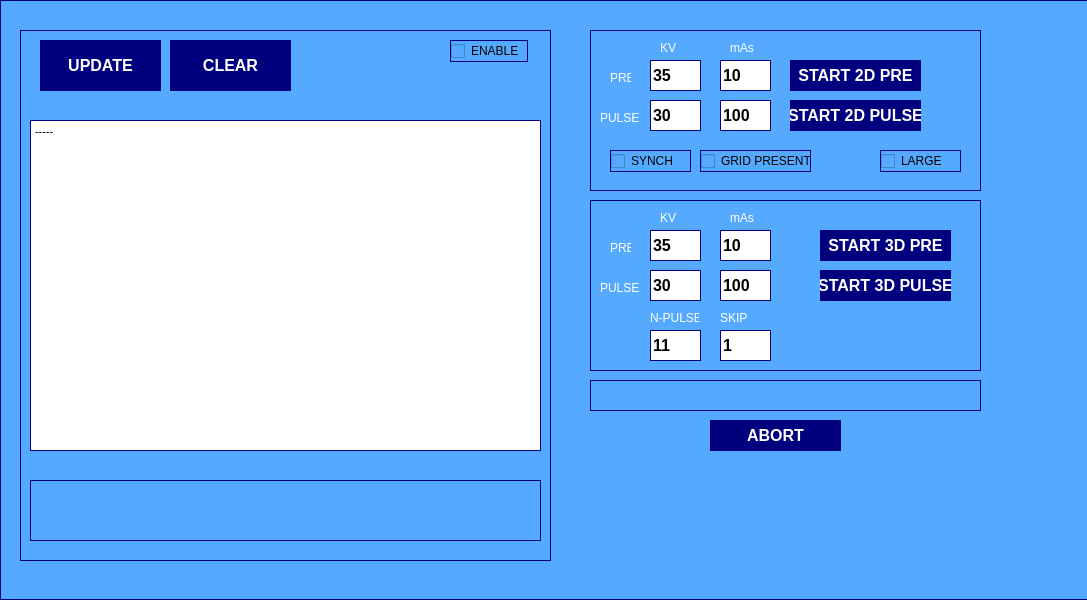
The window that GENERATOR/SOURCE/WINDOW/startupWindow.ui (marcorispoli/MCPU_Z190_VECCHIO) describes before a commit, drawn with Qt 5.
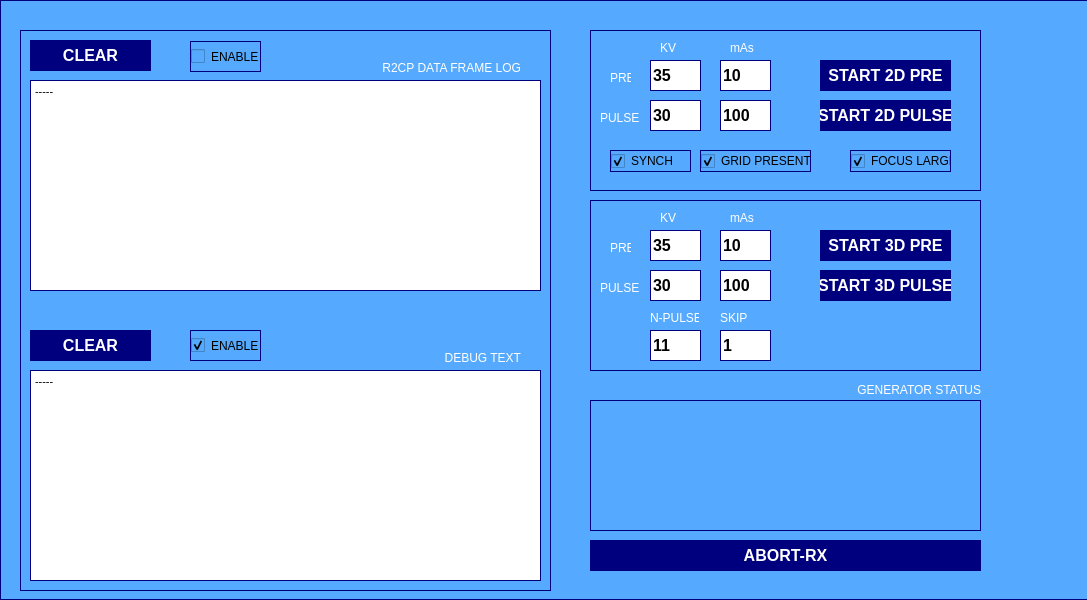
The same window after the commit.

Commit message: Aggiunta attivazione Windows da riga di comando (-dbg) Aggiunto pannelli per la stampa del debug.

```diff
--- a/GENERATOR/SOURCE/WINDOW/startupWindow.ui
+++ b/GENERATOR/SOURCE/WINDOW/startupWindow.ui
@@ -50,7 +50,7 @@
       <x>20</x>
       <y>30</y>
       <width>531</width>
-      <height>531</height>
+      <height>561</height>
      </rect>
     </property>
     <property name="styleSheet">
@@ -66,13 +66,13 @@
     <property name="frameShadow">
      <enum>QFrame::Raised</enum>
     </property>
-    <widget class="QPlainTextEdit" name="debugText">
+    <widget class="QPlainTextEdit" name="r2cpText">
      <property name="geometry">
       <rect>
        <x>10</x>
-       <y>90</y>
+       <y>50</y>
        <width>511</width>
-       <height>331</height>
+       <height>211</height>
       </rect>
      </property>
      <property name="font">
@@ -90,38 +90,13 @@
 </string>
      </property>
     </widget>
-    <widget class="QPushButton" name="logUpdateButtonButton">
-     <property name="geometry">
-      <rect>
-       <x>20</x>
-       <y>10</y>
-       <width>121</width>
-       <height>51</height>
-      </rect>
-     </property>
-     <property name="font">
-      <font>
-       <pointsize>12</pointsize>
-       <bold>true</bold>
-      </font>
-     </property>
-     <property name="styleSheet">
-      <string notr="true">background-color: rgb(0, 0, 127);
-color: rgb(255, 255, 255);
-border-width: 0px;
-</string>
-     </property>
-     <property name="text">
-      <string>UPDATE</string>
-     </property>
-    </widget>
     <widget class="QPushButton" name="logClearButton">
      <property name="geometry">
       <rect>
-       <x>150</x>
+       <x>10</x>
        <y>10</y>
        <width>121</width>
-       <height>51</height>
+       <height>31</height>
       </rect>
      </property>
      <property name="font">
@@ -143,27 +118,123 @@
     <widget class="QCheckBox" name="logEnableCheck">
      <property name="geometry">
       <rect>
-       <x>430</x>
-       <y>10</y>
-       <width>78</width>
-       <height>22</height>
+       <x>170</x>
+       <y>11</y>
+       <width>71</width>
+       <height>31</height>
       </rect>
      </property>
      <property name="text">
       <string>ENABLE</string>
      </property>
     </widget>
-    <widget class="QLabel" name="sysMessages">
+    <widget class="QPlainTextEdit" name="debugText">
      <property name="geometry">
       <rect>
        <x>10</x>
-       <y>450</y>
+       <y>340</y>
        <width>511</width>
-       <height>61</height>
+       <height>211</height>
       </rect>
      </property>
+     <property name="font">
+      <font>
+       <pointsize>8</pointsize>
+      </font>
+     </property>
+     <property name="styleSheet">
+      <string notr="true">background-color: rgb(255, 255, 255);
+color: rgb(0, 0, 0);
+</string>
+     </property>
+     <property name="plainText">
+      <string>-----
+</string>
+     </property>
+    </widget>
+    <widget class="QLabel" name="label_15">
+     <property name="geometry">
+      <rect>
+       <x>270</x>
+       <y>30</y>
+       <width>231</width>
+       <height>16</height>
+      </rect>
+     </property>
+     <property name="styleSheet">
+      <string notr="true">
+color: rgb(255, 255, 255);
+border-width: 0px;
+</string>
+     </property>
      <property name="text">
-      <string/>
+      <string>R2CP DATA FRAME LOG</string>
+     </property>
+     <property name="alignment">
+      <set>Qt::AlignRight|Qt::AlignTrailing|Qt::AlignVCenter</set>
+     </property>
+    </widget>
+    <widget class="QPushButton" name="debugClearButton">
+     <property name="geometry">
+      <rect>
+       <x>10</x>
+       <y>300</y>
+       <width>121</width>
+       <height>31</height>
+      </rect>
+     </property>
+     <property name="font">
+      <font>
+       <pointsize>12</pointsize>
+       <bold>true</bold>
+      </font>
+     </property>
+     <property name="styleSheet">
+      <string notr="true">background-color: rgb(0, 0, 127);
+color: rgb(255, 255, 255);
+border-width: 0px;
+</string>
+     </property>
+     <property name="text">
+      <string>CLEAR</string>
+     </property>
+    </widget>
+    <widget class="QLabel" name="label_16">
+     <property name="geometry">
+      <rect>
+       <x>270</x>
+       <y>320</y>
+       <width>231</width>
+       <height>16</height>
+      </rect>
+     </property>
+     <property name="styleSheet">
+      <string notr="true">
+color: rgb(255, 255, 255);
+border-width: 0px;
+</string>
+     </property>
+     <property name="text">
+      <string>DEBUG TEXT</string>
+     </property>
+     <property name="alignment">
+      <set>Qt::AlignRight|Qt::AlignTrailing|Qt::AlignVCenter</set>
+     </property>
+    </widget>
+    <widget class="QCheckBox" name="debugEnable">
+     <property name="geometry">
+      <rect>
+       <x>170</x>
+       <y>300</y>
+       <width>71</width>
+       <height>31</height>
+      </rect>
+     </property>
+     <property name="text">
+      <string>ENABLE</string>
+     </property>
+     <property name="checked">
+      <bool>true</bool>
      </property>
     </widget>
    </widget>
@@ -357,7 +428,7 @@
     <widget class="QPushButton" name="startPre">
      <property name="geometry">
       <rect>
-       <x>200</x>
+       <x>230</x>
        <y>30</y>
        <width>131</width>
        <height>31</height>
@@ -382,7 +453,7 @@
     <widget class="QPushButton" name="startPulse">
      <property name="geometry">
       <rect>
-       <x>200</x>
+       <x>230</x>
        <y>70</y>
        <width>131</width>
        <height>31</height>
@@ -417,7 +488,7 @@
       <string>GRID PRESENT</string>
      </property>
      <property name="checked">
-      <bool>false</bool>
+      <bool>true</bool>
      </property>
     </widget>
     <widget class="QCheckBox" name="detectorEna">
@@ -432,59 +503,27 @@
      <property name="text">
       <string>SYNCH</string>
      </property>
+     <property name="checked">
+      <bool>true</bool>
+     </property>
     </widget>
     <widget class="QCheckBox" name="largeFocus">
      <property name="geometry">
       <rect>
-       <x>290</x>
+       <x>260</x>
        <y>120</y>
-       <width>81</width>
+       <width>101</width>
        <height>22</height>
       </rect>
      </property>
      <property name="text">
-      <string>LARGE</string>
+      <string>FOCUS LARGE</string>
+     </property>
+     <property name="checked">
+      <bool>true</bool>
      </property>
     </widget>
    </widget>
-   <widget class="QPushButton" name="abortRx">
-    <property name="geometry">
-     <rect>
-      <x>710</x>
-      <y>420</y>
-      <width>131</width>
-      <height>31</height>
-     </rect>
-    </property>
-    <property name="font">
-     <font>
-      <pointsize>12</pointsize>
-      <bold>true</bold>
-     </font>
-    </property>
-    <property name="styleSheet">
-     <string notr="true">background-color: rgb(0, 0, 127);
-color: rgb(255, 255, 255);
-border-width: 0px;
-</string>
-    </property>
-    <property name="text">
-     <string>ABORT</string>
-    </property>
-   </widget>
-   <widget class="QLabel" name="rxMessage">
-    <property name="geometry">
-     <rect>
-      <x>590</x>
-      <y>380</y>
-      <width>391</width>
-      <height>31</height>
-     </rect>
-    </property>
-    <property name="text">
-     <string/>
-    </property>
-   </widget>
    <widget class="QFrame" name="frame_3">
     <property name="geometry">
      <rect>
@@ -809,6 +848,66 @@
      </property>
     </widget>
    </widget>
+   <widget class="QLabel" name="status">
+    <property name="geometry">
+     <rect>
+      <x>590</x>
+      <y>400</y>
+      <width>391</width>
+      <height>131</height>
+     </rect>
+    </property>
+    <property name="text">
+     <string/>
+    </property>
+   </widget>
+   <widget class="QLabel" name="label_17">
+    <property name="geometry">
+     <rect>
+      <x>840</x>
+      <y>380</y>
+      <width>141</width>
+      <height>20</height>
+     </rect>
+    </property>
+    <property name="styleSheet">
+     <string notr="true">
+color: rgb(255, 255, 255);
+border-width: 0px;
+</string>
+    </property>
+    <property name="text">
+     <string>GENERATOR STATUS</string>
+    </property>
+    <property name="alignment">
+     <set>Qt::AlignRight|Qt::AlignTrailing|Qt::AlignVCenter</set>
+    </property>
+   </widget>
+   <widget class="QPushButton" name="abortRx">
+    <property name="geometry">
+     <rect>
+      <x>590</x>
+      <y>540</y>
+      <width>391</width>
+      <height>31</height>
+     </rect>
+    </property>
+    <property name="font">
+     <font>
+      <pointsize>12</pointsize>
+      <bold>true</bold>
+     </font>
+    </property>
+    <property name="styleSheet">
+     <string notr="true">background-color: rgb(0, 0, 127);
+color: rgb(255, 255, 255);
+border-width: 0px;
+</string>
+    </property>
+    <property name="text">
+     <string>ABORT-RX</string>
+    </property>
+   </widget>
   </widget>
  </widget>
  <resources/>
```
The commit also changes 12 other files.
